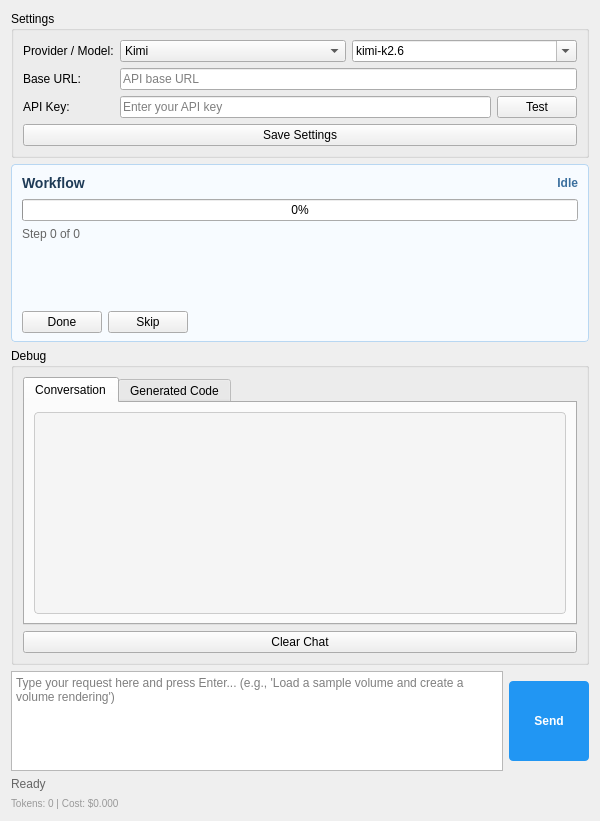
Above: Resources/UI/SlicerAIAgent.ui from puxuntu/Slicer_agent_for_surgical_planning before the change. Below: the same form after it.
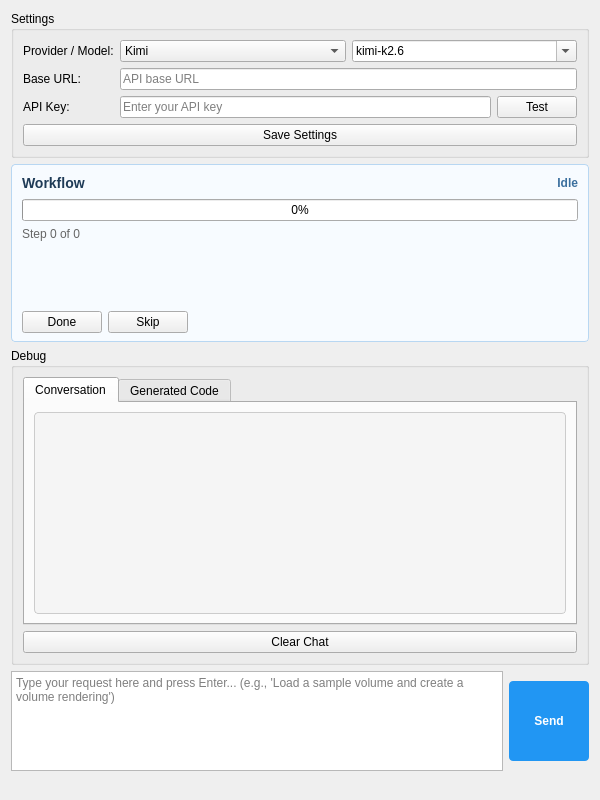
That is the form after the change. Custom widgets are drawn as their Qt base class.

Commit message: fix: count the routing call in run totals, and drop the bottom status bar

What changed in the file:
```diff
--- a/Resources/UI/SlicerAIAgent.ui
+++ b/Resources/UI/SlicerAIAgent.ui
@@ -557,47 +557,13 @@
     </layout>
    </item>
    
-   <!-- Status Bar -->
-   <item>
-    <layout class="QHBoxLayout" name="statusTimerLayout">
-     <item>
-      <widget class="QLabel" name="statusLabel">
-       <property name="text">
-        <string>Ready</string>
-       </property>
-       <property name="styleSheet">
-        <string notr="true">color: #666666;</string>
-       </property>
-      </widget>
-     </item>
-     <item>
-      <widget class="QLabel" name="thinkingTimerLabel">
-       <property name="text">
-        <string></string>
-       </property>
-       <property name="styleSheet">
-        <string notr="true">color: #666666; font-size: 11px;</string>
-       </property>
-       <property name="alignment">
-        <set>Qt::AlignRight|Qt::AlignVCenter</set>
-       </property>
-      </widget>
-     </item>
-    </layout>
-   </item>
-   
-   <!-- Token Usage -->
-   <item>
-    <widget class="QLabel" name="tokenLabel">
-     <property name="text">
-      <string>Tokens: 0 | Cost: $0.000</string>
-     </property>
-     <property name="styleSheet">
-      <string notr="true">color: #999999; font-size: 10px;</string>
-     </property>
-    </widget>
-   </item>
-   
+   <!-- Status bar and token/cost readout removed: the guided workflow panel
+        carries the run's state ("Waiting for your choice", the step line, the
+        progress bar), so a second status row below it duplicated that, and the
+        per-turn token/cost readout belongs in the run log rather than on
+        screen. The widget attributes still exist as None and every writer is
+        guarded, so nothing needs to know they are gone. -->
+
    <!-- Spacer at the very bottom -->
    <item>
     <spacer name="verticalSpacer">
```
The commit also changes 6 other files.
